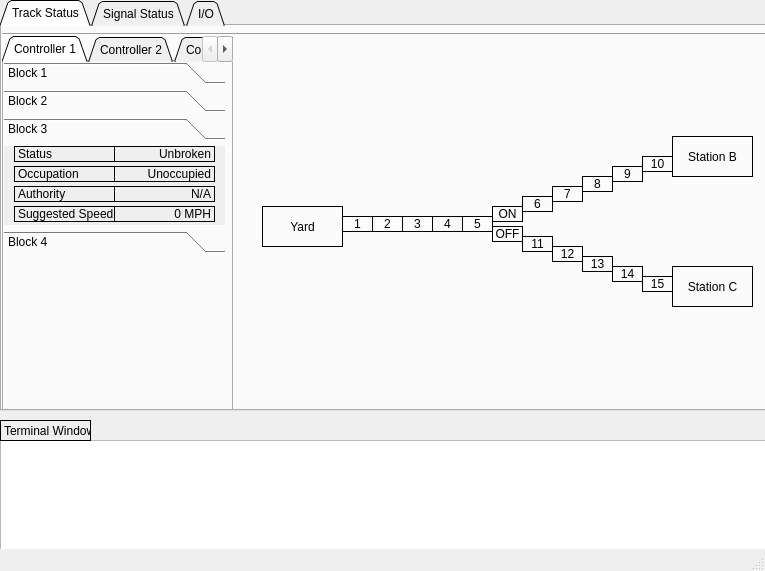
Before: the Qt Designer form DevEnv/src/TrackControllerSW/src/TrackControllerSW.ui in Prem-125/TRAINS, drawn with Qt 5.
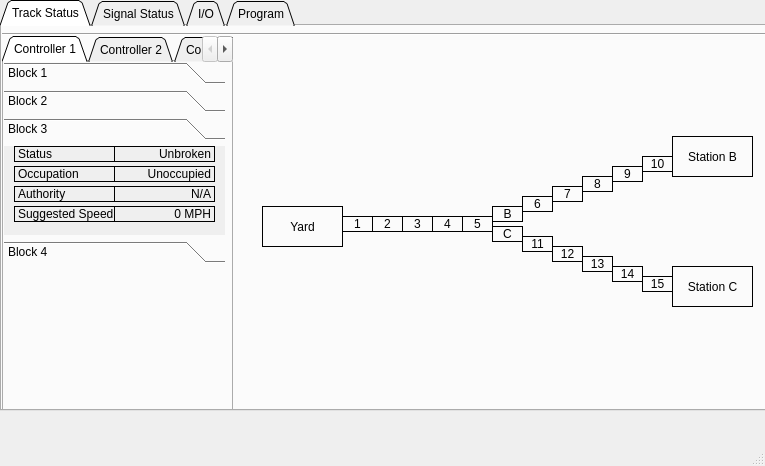
After: the same form once the commit is applied. The open tabs and pages were chosen to show the change.

Patch:
```diff
--- a/DevEnv/src/TrackControllerSW/src/TrackControllerSW.ui
+++ b/DevEnv/src/TrackControllerSW/src/TrackControllerSW.ui
@@ -10,7 +10,7 @@
     <x>0</x>
     <y>0</y>
     <width>765</width>
-    <height>571</height>
+    <height>466</height>
    </rect>
   </property>
   <property name="windowTitle">
@@ -76,7 +76,7 @@
           <x>0</x>
           <y>0</y>
           <width>221</width>
-          <height>191</height>
+          <height>201</height>
          </rect>
         </property>
         <property name="currentIndex">
@@ -394,7 +394,7 @@
            <x>0</x>
            <y>0</y>
            <width>221</width>
-           <height>79</height>
+           <height>89</height>
           </rect>
          </property>
          <attribute name="label">
@@ -2853,7 +2853,7 @@
        <enum>QFrame::Plain</enum>
       </property>
       <property name="text">
-       <string>ON</string>
+       <string>B</string>
       </property>
       <property name="alignment">
        <set>Qt::AlignCenter</set>
@@ -2872,7 +2872,7 @@
        <enum>QFrame::Box</enum>
       </property>
       <property name="text">
-       <string>OFF</string>
+       <string>C</string>
       </property>
       <property name="alignment">
        <set>Qt::AlignCenter</set>
@@ -3975,35 +3975,21 @@
       </property>
      </widget>
     </widget>
-   </widget>
-   <widget class="QPlainTextEdit" name="plainTextEdit">
-    <property name="geometry">
-     <rect>
-      <x>0</x>
-      <y>440</y>
-      <width>821</width>
-      <height>111</height>
-     </rect>
-    </property>
-    <property name="tabChangesFocus">
-     <bool>false</bool>
-    </property>
-   </widget>
-   <widget class="QLabel" name="label">
-    <property name="geometry">
-     <rect>
-      <x>0</x>
-      <y>420</y>
-      <width>91</width>
-      <height>21</height>
-     </rect>
-    </property>
-    <property name="frameShape">
-     <enum>QFrame::Box</enum>
-    </property>
-    <property name="text">
-     <string>Terminal Window</string>
-    </property>
+    <widget class="QWidget" name="tab">
+     <attribute name="title">
+      <string>Program</string>
+     </attribute>
+     <widget class="QPlainTextEdit" name="plainTextEdit_2">
+      <property name="geometry">
+       <rect>
+        <x>0</x>
+        <y>0</y>
+        <width>761</width>
+        <height>391</height>
+       </rect>
+      </property>
+     </widget>
+    </widget>
    </widget>
   </widget>
   <widget class="QMenuBar" name="menubar">
```
Left out of the diff: 60 changed lines with no effect on the pictures.
